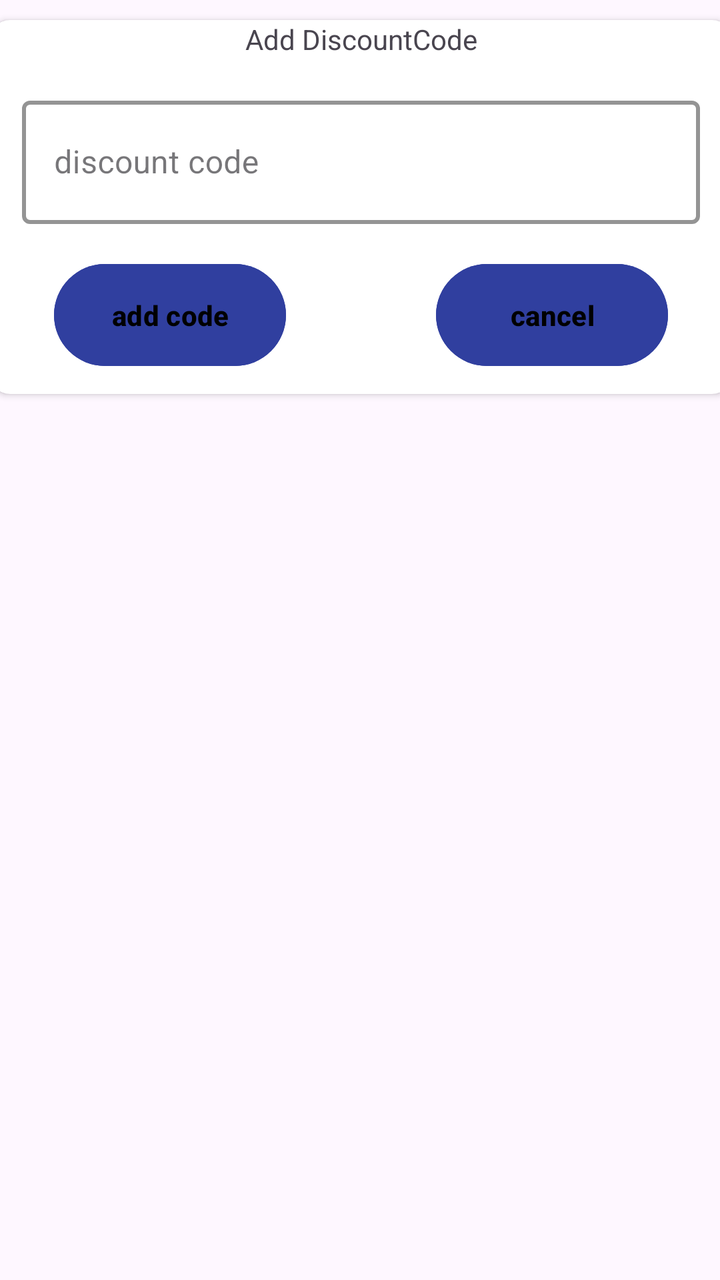
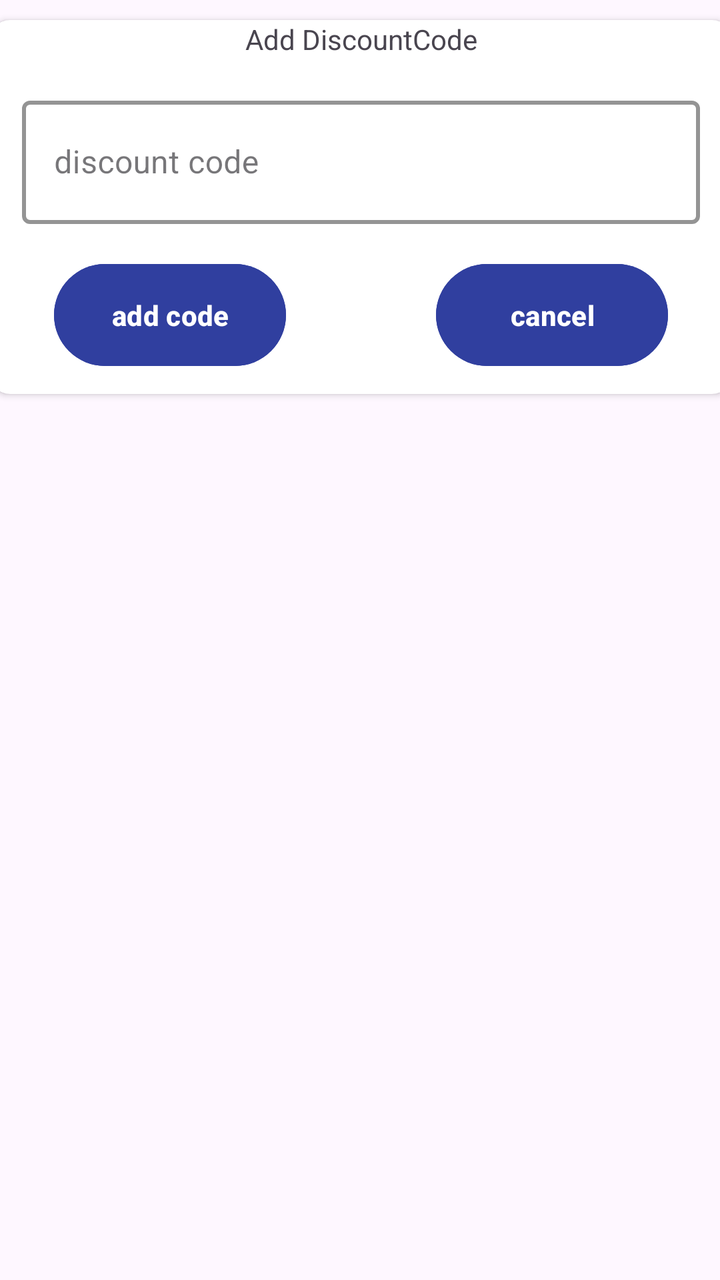

Before-and-after screenshots of an Android layout around one commit, followed by the original layout XML and the change that was made.
<!-- AndroidManifest.xml: application theme Theme.EcommerceAdmin -->
<!-- res/layout/add_discount_dialog.xml -->
<?xml version="1.0" encoding="utf-8"?>
<androidx.constraintlayout.widget.ConstraintLayout xmlns:android="http://schemas.android.com/apk/res/android"
    xmlns:app="http://schemas.android.com/apk/res-auto"
    android:layout_width="match_parent"
    android:layout_height="wrap_content">


    <androidx.cardview.widget.CardView
        android:id="@+id/card_view_of_image"
        android:layout_width="371dp"
        android:layout_height="187dp"
        android:layout_marginHorizontal="20dp"

        android:layout_marginTop="10dp"
        android:elevation="10dp"
        app:cardCornerRadius="10dp"
        app:layout_constraintEnd_toEndOf="parent"
        app:layout_constraintStart_toStartOf="parent"
        app:layout_constraintTop_toTopOf="parent">

        <androidx.constraintlayout.widget.ConstraintLayout
            android:id="@+id/item_constrian_deatils"
            android:layout_width="match_parent"
            android:layout_height="match_parent">


            <com.google.android.material.textfield.TextInputLayout
                android:id="@+id/imgs_input"
                style="@style/Widget.MaterialComponents.TextInputLayout.OutlinedBox.Dense"
                android:layout_width="0dp"
                android:layout_height="wrap_content"
                android:layout_margin="16dp"
                android:background="@android:color/transparent"
                android:textColor="@color/blue"
                app:boxStrokeColor="@color/amper"
                app:boxStrokeWidth="2dp"
                app:boxStrokeWidthFocused="2dp"
                app:endIconTint="@color/amper"
                app:layout_constraintEnd_toEndOf="parent"
                app:layout_constraintStart_toStartOf="parent"
                app:layout_constraintTop_toBottomOf="@+id/textView2">

                <EditText
                    android:id="@+id/code_text"
                    android:layout_width="match_parent"
                    android:layout_height="match_parent"
                    android:autofillHints="name"
                    android:hint="discount code"
                    android:inputType="text"
                    android:padding="20dp"
                    android:singleLine="true" />
            </com.google.android.material.textfield.TextInputLayout>

            <TextView
                android:id="@+id/textView2"
                android:layout_width="wrap_content"
                android:layout_height="wrap_content"
                android:text="Add DiscountCode"
                app:layout_constraintEnd_toEndOf="parent"
                app:layout_constraintStart_toStartOf="parent"
                app:layout_constraintTop_toTopOf="parent" />

            <Button
                android:id="@+id/cancel_button"
                android:layout_width="116dp"
                android:layout_height="0dp"
                android:layout_gravity="bottom"
                android:layout_margin="16dp"
                android:layout_marginTop="16dp"
                android:backgroundTint="@color/blue2"
                android:paddingVertical="16dp"
                android:text="cancel"

                android:textStyle="bold"
                app:layout_constraintEnd_toEndOf="@+id/imgs_input"
                app:layout_constraintHorizontal_bias="0.846"
                app:layout_constraintStart_toEndOf="@+id/add_toimgslist"
                app:layout_constraintTop_toBottomOf="@+id/imgs_input" />

            <Button
                android:id="@+id/add_code"
                android:layout_width="116dp"
                android:layout_height="0dp"
                android:layout_gravity="bottom"
                android:layout_margin="16dp"
                android:layout_marginTop="12dp"
                android:backgroundTint="@color/blue2"
                android:paddingVertical="16dp"
                android:text="add code"

                android:textStyle="bold"
                app:layout_constraintStart_toStartOf="@+id/imgs_input"
                app:layout_constraintTop_toBottomOf="@+id/imgs_input" />


        </androidx.constraintlayout.widget.ConstraintLayout>
    </androidx.cardview.widget.CardView>

</androidx.constraintlayout.widget.ConstraintLayout>
<!-- resources referenced by this layout -->
<resources>
  <color name="amper">#FEB054</color>
  <color name="blue">#021E50</color>
  <color name="blue2">#303F9F</color>
  <style name="Theme.EcommerceAdmin" parent="Base.Theme.EcommerceAdmin" />
  <style name="Base.Theme.EcommerceAdmin" parent="Theme.Material3.DayNight.NoActionBar">
          
          
  
  
          <item name="colorPrimary">@color/blue</item>
          <item name="colorSecondary">@color/light_blue</item>
  
          <item name="colorOnPrimaryContainer">@color/amper</item>
          <item name="colorOnSecondaryContainer">@color/blue</item>
          <item name="colorPrimaryVariant">@color/light_blue</item>
          <item name="colorOnPrimary">@color/black</item>
          <item name="colorSecondaryVariant">@color/blue2</item>
          <item name="colorOnSecondary">@color/light_blue</item>
          <item name="android:statusBarColor">@color/dark_blue</item>
      </style>
  <color name="light_blue">#536DFE</color>
  <color name="black">#FF000000</color>
  <color name="dark_blue">#010C17</color>
</resources>

<!-- the commit's change to res/layout/add_discount_dialog.xml (unified diff, before → after) -->
@@ -69,6 +69,7 @@
                 android:layout_marginTop="16dp"
                 android:backgroundTint="@color/blue2"
                 android:paddingVertical="16dp"
+                android:textColor="@color/white"
                 android:text="cancel"
 
                 android:textStyle="bold"
@@ -87,6 +88,7 @@
                 android:backgroundTint="@color/blue2"
                 android:paddingVertical="16dp"
                 android:text="add code"
+                android:textColor="@color/white"
 
                 android:textStyle="bold"
                 app:layout_constraintStart_toStartOf="@+id/imgs_input"
<!-- resource entries referenced after the edit -->
@@ -3,6 +3,7 @@
   <color name="amper">#FEB054</color>
   <color name="blue">#021E50</color>
   <color name="blue2">#303F9F</color>
+  <color name="white">#FFFFFFFF</color>
   <style name="Theme.EcommerceAdmin" parent="Base.Theme.EcommerceAdmin" />
   <style name="Base.Theme.EcommerceAdmin" parent="Theme.Material3.DayNight.NoActionBar">
           
